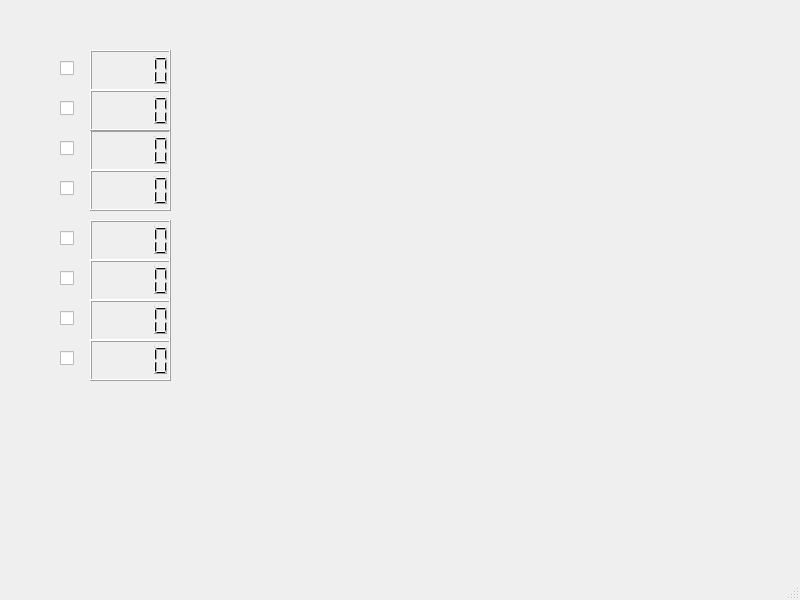
Before: the Qt Designer form interface.ui in KejLater/lab_stand, drawn with Qt 5.
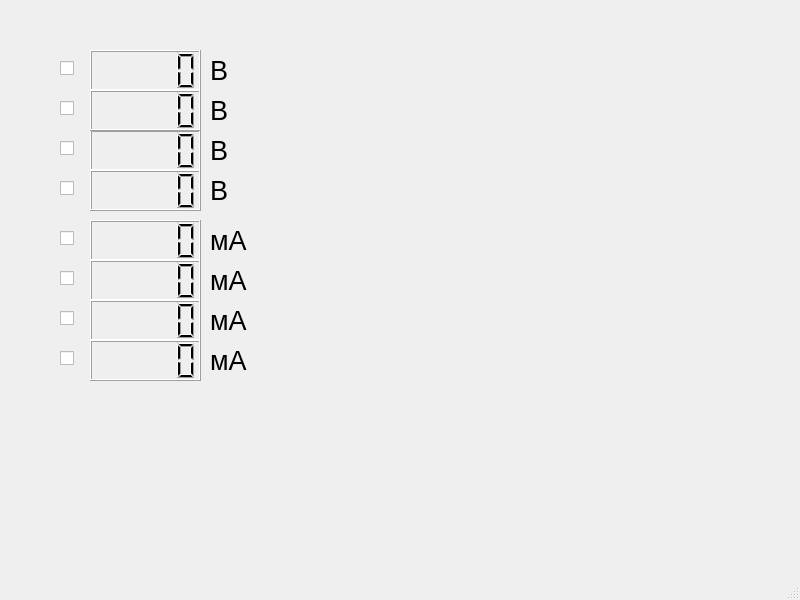
After: the same form once the commit is applied.

```diff
--- a/interface.ui
+++ b/interface.ui
@@ -19,7 +19,7 @@
      <rect>
       <x>90</x>
       <y>50</y>
-      <width>81</width>
+      <width>111</width>
       <height>41</height>
      </rect>
     </property>
@@ -29,7 +29,7 @@
      <rect>
       <x>90</x>
       <y>130</y>
-      <width>81</width>
+      <width>111</width>
       <height>41</height>
      </rect>
     </property>
@@ -39,7 +39,7 @@
      <rect>
       <x>90</x>
       <y>90</y>
-      <width>81</width>
+      <width>111</width>
       <height>41</height>
      </rect>
     </property>
@@ -49,7 +49,7 @@
      <rect>
       <x>90</x>
       <y>170</y>
-      <width>81</width>
+      <width>111</width>
       <height>41</height>
      </rect>
     </property>
@@ -59,7 +59,7 @@
      <rect>
       <x>90</x>
       <y>220</y>
-      <width>81</width>
+      <width>111</width>
       <height>41</height>
      </rect>
     </property>
@@ -69,7 +69,7 @@
      <rect>
       <x>90</x>
       <y>260</y>
-      <width>81</width>
+      <width>111</width>
       <height>41</height>
      </rect>
     </property>
@@ -79,7 +79,7 @@
      <rect>
       <x>90</x>
       <y>300</y>
-      <width>81</width>
+      <width>111</width>
       <height>41</height>
      </rect>
     </property>
@@ -89,7 +89,7 @@
      <rect>
       <x>90</x>
       <y>340</y>
-      <width>81</width>
+      <width>111</width>
       <height>41</height>
      </rect>
     </property>
@@ -198,6 +198,134 @@
      <string/>
     </property>
    </widget>
+   <widget class="QLabel" name="V1_label">
+    <property name="enabled">
+     <bool>true</bool>
+    </property>
+    <property name="geometry">
+     <rect>
+      <x>210</x>
+      <y>50</y>
+      <width>31</width>
+      <height>41</height>
+     </rect>
+    </property>
+    <property name="text">
+     <string>&lt;html&gt;&lt;head/&gt;&lt;body&gt;&lt;p&gt;&lt;span style=&quot; font-size:20pt;&quot;&gt;В&lt;/span&gt;&lt;/p&gt;&lt;/body&gt;&lt;/html&gt;</string>
+    </property>
+   </widget>
+   <widget class="QLabel" name="V2_label">
+    <property name="enabled">
+     <bool>true</bool>
+    </property>
+    <property name="geometry">
+     <rect>
+      <x>210</x>
+      <y>90</y>
+      <width>31</width>
+      <height>41</height>
+     </rect>
+    </property>
+    <property name="text">
+     <string>&lt;html&gt;&lt;head/&gt;&lt;body&gt;&lt;p&gt;&lt;span style=&quot; font-size:20pt;&quot;&gt;В&lt;/span&gt;&lt;/p&gt;&lt;/body&gt;&lt;/html&gt;</string>
+    </property>
+   </widget>
+   <widget class="QLabel" name="V3_label">
+    <property name="enabled">
+     <bool>true</bool>
+    </property>
+    <property name="geometry">
+     <rect>
+      <x>210</x>
+      <y>130</y>
+      <width>31</width>
+      <height>41</height>
+     </rect>
+    </property>
+    <property name="text">
+     <string>&lt;html&gt;&lt;head/&gt;&lt;body&gt;&lt;p&gt;&lt;span style=&quot; font-size:20pt;&quot;&gt;В&lt;/span&gt;&lt;/p&gt;&lt;/body&gt;&lt;/html&gt;</string>
+    </property>
+   </widget>
+   <widget class="QLabel" name="V4_label">
+    <property name="enabled">
+     <bool>true</bool>
+    </property>
+    <property name="geometry">
+     <rect>
+      <x>210</x>
+      <y>170</y>
+      <width>31</width>
+      <height>41</height>
+     </rect>
+    </property>
+    <property name="text">
+     <string>&lt;html&gt;&lt;head/&gt;&lt;body&gt;&lt;p&gt;&lt;span style=&quot; font-size:20pt;&quot;&gt;В&lt;/span&gt;&lt;/p&gt;&lt;/body&gt;&lt;/html&gt;</string>
+    </property>
+   </widget>
+   <widget class="QLabel" name="A1_label">
+    <property name="enabled">
+     <bool>true</bool>
+    </property>
+    <property name="geometry">
+     <rect>
+      <x>210</x>
+      <y>220</y>
+      <width>41</width>
+      <height>41</height>
+     </rect>
+    </property>
+    <property name="text">
+     <string>&lt;html&gt;&lt;head/&gt;&lt;body&gt;&lt;p&gt;&lt;span style=&quot; font-size:20pt;&quot;&gt;мА&lt;/span&gt;&lt;/p&gt;&lt;/body&gt;&lt;/html&gt;</string>
+    </property>
+   </widget>
+   <widget class="QLabel" name="A2_label">
+    <property name="enabled">
+     <bool>true</bool>
+    </property>
+    <property name="geometry">
+     <rect>
+      <x>210</x>
+      <y>260</y>
+      <width>41</width>
+      <height>41</height>
+     </rect>
+    </property>
+    <property name="text">
+     <string>&lt;html&gt;&lt;head/&gt;&lt;body&gt;&lt;p&gt;&lt;span style=&quot; font-size:20pt;&quot;&gt;мА&lt;/span&gt;&lt;/p&gt;&lt;/body&gt;&lt;/html&gt;</string>
+    </property>
+   </widget>
+   <widget class="QLabel" name="A3_label">
+    <property name="enabled">
+     <bool>true</bool>
+    </property>
+    <property name="geometry">
+     <rect>
+      <x>210</x>
+      <y>300</y>
+      <width>41</width>
+      <height>41</height>
+     </rect>
+    </property>
+    <property name="text">
+     <string>&lt;html&gt;&lt;head/&gt;&lt;body&gt;&lt;p&gt;&lt;span style=&quot; font-size:20pt;&quot;&gt;мА&lt;/span&gt;&lt;/p&gt;&lt;/body&gt;&lt;/html&gt;</string>
+    </property>
+   </widget>
+   <widget class="QLabel" name="A4_label">
+    <property name="enabled">
+     <bool>true</bool>
+    </property>
+    <property name="geometry">
+     <rect>
+      <x>210</x>
+      <y>340</y>
+      <width>41</width>
+      <height>41</height>
+     </rect>
+    </property>
+    <property name="text">
+     <string>&lt;html&gt;&lt;head/&gt;&lt;body&gt;&lt;p&gt;&lt;span style=&quot; font-size:20pt;&quot;&gt;мА&lt;/span&gt;&lt;/p&gt;&lt;/body&gt;&lt;/html&gt;</string>
+    </property>
+   </widget>
   </widget>
   <widget class="QMenuBar" name="menubar">
    <property name="geometry">
```
